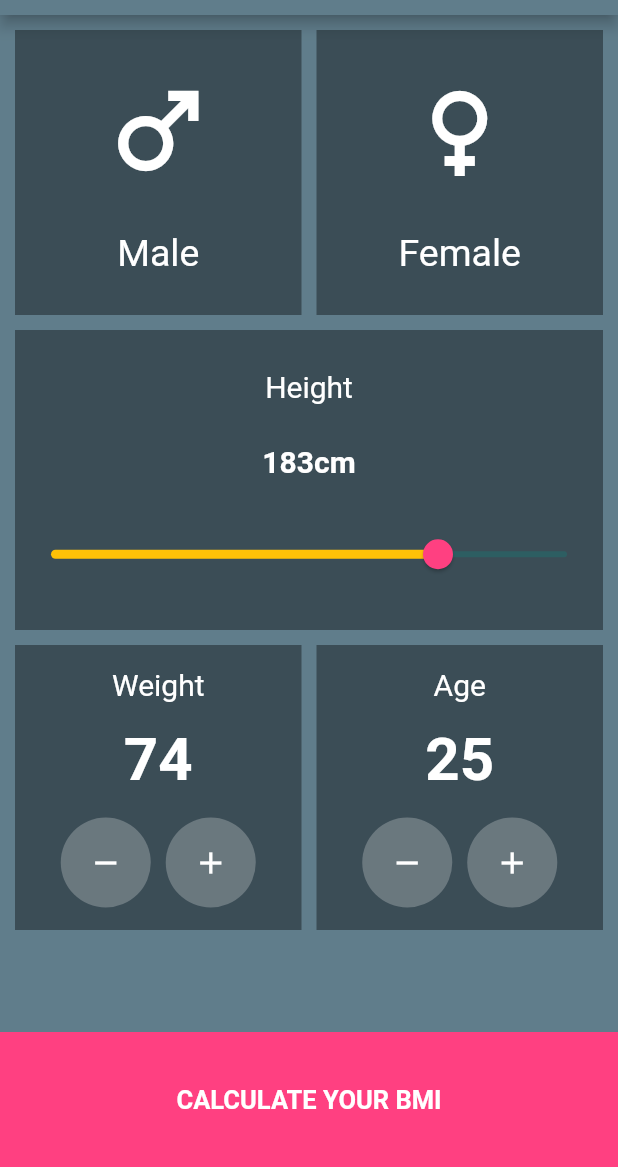
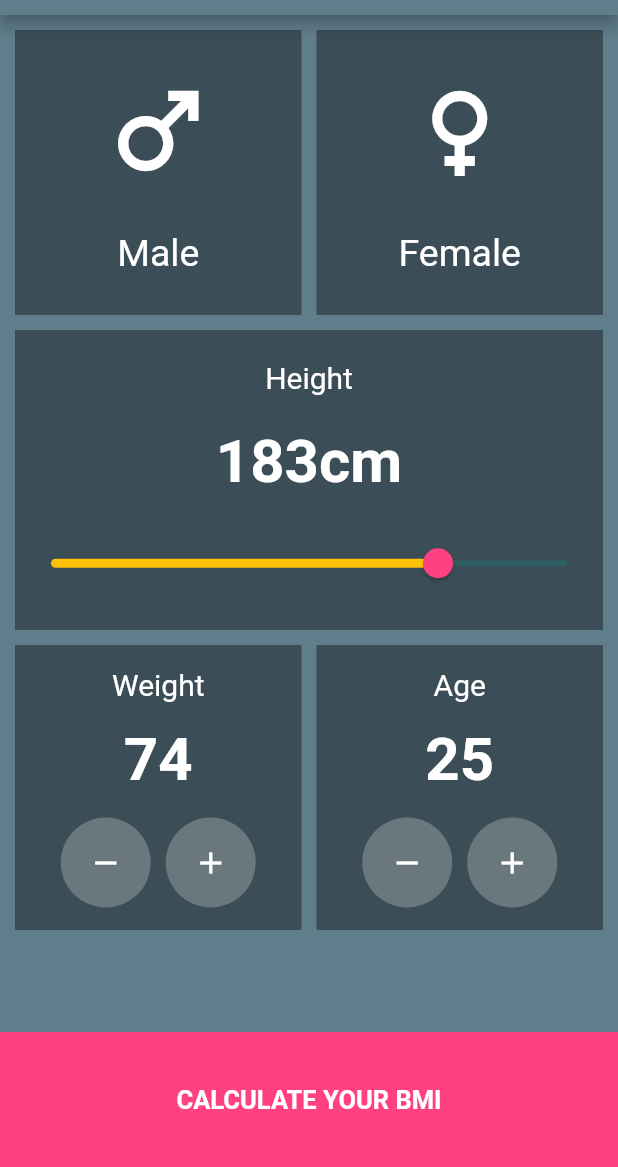
Before and after one commit to UdeepaSandakal/bmi, a Flutter app: the screen it shows after launch, on a phone screen of 412 x 824 dp, the part 69-1236 px from its top. Run offline on Flutter 3.47's test engine with Material 2 defaults, Android fonts, the phone set to English and light mode, and no system bars.

Commit message:
Managing components - male

```diff
--- a/lib/bmi_veiw.dart
+++ b/lib/bmi_veiw.dart
@@ -1,3 +1,4 @@
+import 'package:bmi/components/gender_componet.dart';
 import 'package:flutter/material.dart';
 import 'package:flutter/src/widgets/framework.dart';
 import 'package:flutter/src/widgets/placeholder.dart';
@@ -27,30 +28,7 @@ class _BMIViewState extends State<BMIView> {
             child: Row(
               mainAxisAlignment: MainAxisAlignment.center,
               children: [
-                Expanded(
-                  //To take the full space of the display,eventually it will take half of the screen
-                  child: Container(
-                    height: 190,
-                    color: Colors.black38,
-                    child: Column(
-                      mainAxisAlignment: MainAxisAlignment.spaceEvenly,
-                      children: [
-                        Icon(
-                          Icons.male,
-                          color: Colors.white,
-                          size: 80.0,
-                        ),
-                        Text(
-                          'Male',
-                          style: TextStyle(
-                            fontSize: 25.0,
-                            color: Colors.white,
-                          ),
-                        ),
-                      ],
-                    ),
-                  ),
-                ),
+                GenderComponent(Icons.male, 'Male'),
                 SizedBox(
                   width: 10.0,
                 ),
@@ -98,7 +76,7 @@ class _BMIViewState extends State<BMIView> {
                   Text(
                     '183cm', //This is just hard coded now
                     style: TextStyle(
-                        fontSize: 20.0,
+                        fontSize: 40.0,
                         color: Colors.white,
                         fontWeight: FontWeight.bold),
                   ),
--- /dev/null
+++ b/lib/components/gender_componet.dart
@@ -0,0 +1,35 @@
+import 'package:flutter/material.dart';
+
+class GenderComponent extends StatelessWidget {
+  IconData icon;
+  String name;
+  GenderComponent(this.icon, this.name);
+
+  @override
+  Widget build(BuildContext context) {
+    return Expanded(
+      //To take the full space of the display,eventually it will take half of the screen
+      child: Container(
+        height: 190,
+        color: Colors.black38,
+        child: Column(
+          mainAxisAlignment: MainAxisAlignment.spaceEvenly,
+          children: [
+            Icon(
+              icon,
+              color: Colors.white,
+              size: 80.0,
+            ),
+            Text(
+              name,
+              style: TextStyle(
+                fontSize: 25.0,
+                color: Colors.white,
+              ),
+            ),
+          ],
+        ),
+      ),
+    );
+  }
+}
```
